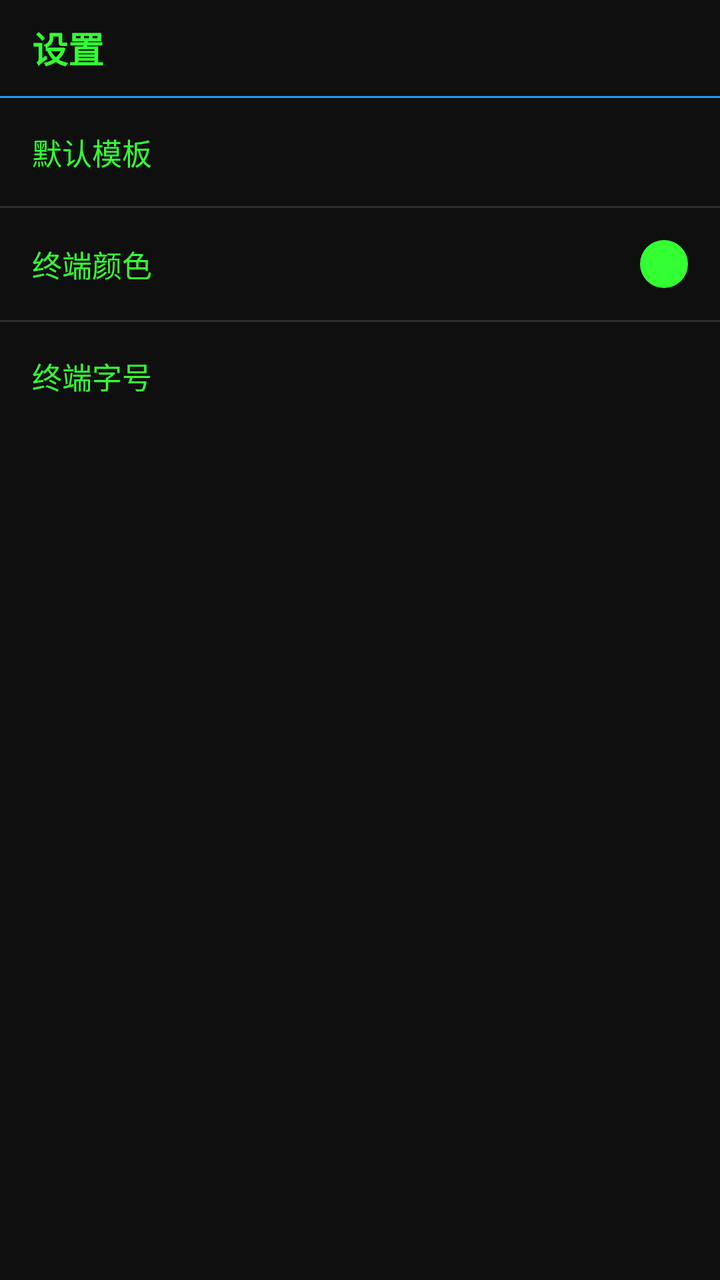
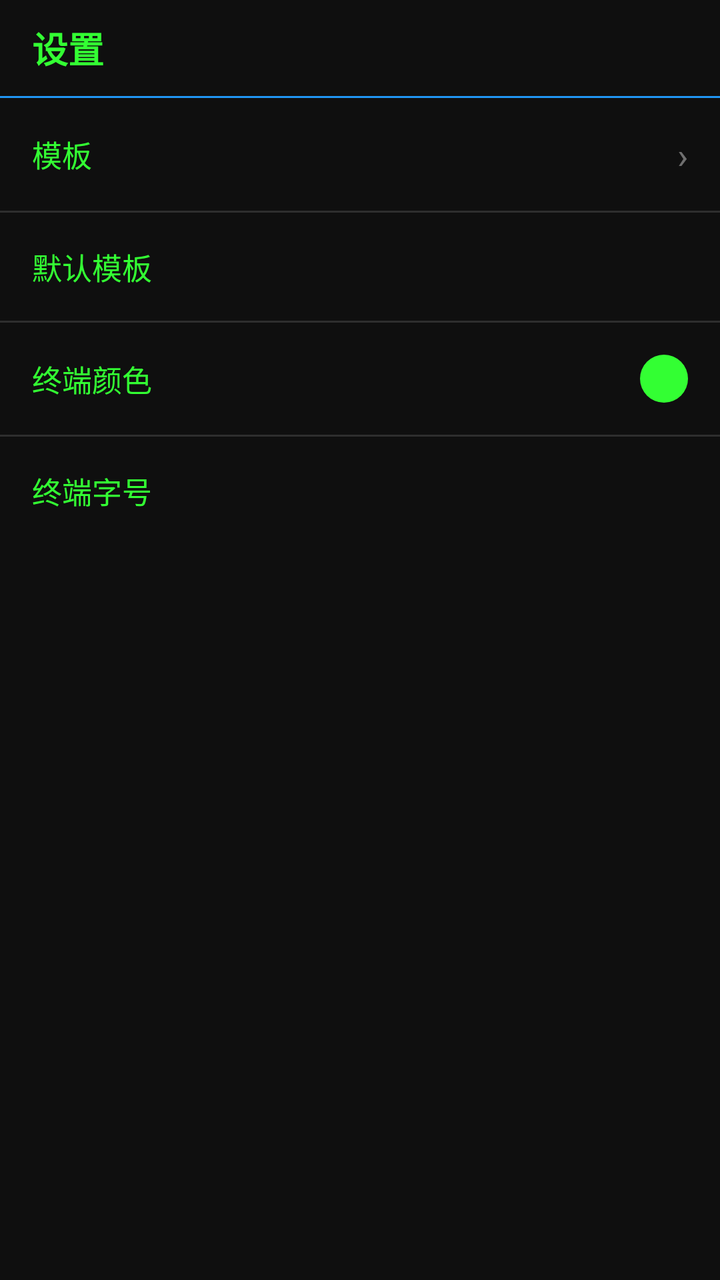

Compare the two renders of this Android layout. The source of the first and the diff that turns it into the second are given below.
<!-- AndroidManifest.xml: application theme Theme.TerminusRoot -->
<!-- res/layout/activity_settings.xml -->
<?xml version="1.0" encoding="utf-8"?>
<androidx.constraintlayout.widget.ConstraintLayout xmlns:android="http://schemas.android.com/apk/res/android"
    xmlns:app="http://schemas.android.com/apk/res-auto"
    android:layout_width="match_parent"
    android:layout_height="match_parent">

    <TextView
        android:id="@+id/headerTitle"
        style="@style/TitleBar"
        android:text="@string/settings"
        app:layout_constraintStart_toStartOf="parent"
        app:layout_constraintTop_toTopOf="parent" />

    <View
        android:id="@+id/headerDivider"
        android:layout_width="match_parent"
        android:layout_height="1dp"
        android:background="@color/accent"
        app:layout_constraintTop_toBottomOf="@id/headerTitle" />

    <LinearLayout
        android:id="@+id/layoutSettings"
        android:layout_width="match_parent"
        android:layout_height="0dp"
        android:orientation="vertical"
        app:layout_constraintBottom_toBottomOf="parent"
        app:layout_constraintEnd_toEndOf="parent"
        app:layout_constraintStart_toStartOf="parent"
        app:layout_constraintTop_toBottomOf="@id/headerDivider">

        <LinearLayout
            android:id="@+id/rowDefaultTemplate"
            android:layout_width="match_parent"
            android:layout_height="wrap_content"
            android:background="?attr/selectableItemBackground"
            android:gravity="center_vertical"
            android:orientation="horizontal"
            android:padding="16dp">

            <TextView
                android:layout_width="0dp"
                android:layout_height="wrap_content"
                android:layout_weight="1"
                android:text="@string/default_template"
                android:textColor="@color/terminal_text"
                android:textSize="15sp" />

            <TextView
                android:id="@+id/textDefaultTemplate"
                android:layout_width="wrap_content"
                android:layout_height="wrap_content"
                android:textColor="#88FF88"
                android:textSize="13sp" />
        </LinearLayout>

        <View
            android:layout_width="match_parent"
            android:layout_height="1dp"
            android:background="#2E2E2E" />

        <LinearLayout
            android:id="@+id/rowColor"
            android:layout_width="match_parent"
            android:layout_height="wrap_content"
            android:background="?attr/selectableItemBackground"
            android:gravity="center_vertical"
            android:orientation="horizontal"
            android:padding="16dp">

            <TextView
                android:layout_width="0dp"
                android:layout_height="wrap_content"
                android:layout_weight="1"
                android:text="@string/color"
                android:textColor="@color/terminal_text"
                android:textSize="15sp" />

            <TextView
                android:id="@+id/textColorSummary"
                android:layout_width="wrap_content"
                android:layout_height="wrap_content"
                android:textColor="#88FF88"
                android:textSize="13sp" />

            <View
                android:id="@+id/viewColorSwatch"
                android:layout_width="24dp"
                android:layout_height="24dp"
                android:layout_marginStart="12dp"
                android:background="@drawable/bg_swatch" />
        </LinearLayout>

        <View
            android:layout_width="match_parent"
            android:layout_height="1dp"
            android:background="#2E2E2E" />

        <LinearLayout
            android:id="@+id/rowFontSize"
            android:layout_width="match_parent"
            android:layout_height="wrap_content"
            android:background="?attr/selectableItemBackground"
            android:gravity="center_vertical"
            android:orientation="horizontal"
            android:padding="16dp">

            <TextView
                android:layout_width="0dp"
                android:layout_height="wrap_content"
                android:layout_weight="1"
                android:text="@string/font_size"
                android:textColor="@color/terminal_text"
                android:textSize="15sp" />

            <TextView
                android:id="@+id/textFontSize"
                android:layout_width="wrap_content"
                android:layout_height="wrap_content"
                android:textColor="#88FF88"
                android:textSize="13sp" />
        </LinearLayout>
    </LinearLayout>
</androidx.constraintlayout.widget.ConstraintLayout>
<!-- resources referenced by this layout -->
<resources>
  <color name="accent">#FF2196F3</color>
  <color name="terminal_text">#FF33FF33</color>
  <!-- drawable bg_swatch (drawable) -->
  <?xml version="1.0" encoding="utf-8"?>
  <shape xmlns:android="http://schemas.android.com/apk/res/android"
      android:shape="oval">
      <solid android:color="#FF33FF33" />
  </shape>
  <string name="color">终端颜色</string>
  <string name="default_template">默认模板</string>
  <string name="font_size">终端字号</string>
  <string name="settings">设置</string>
  <style name="TitleBar">
          <item name="android:layout_width">match_parent</item>
          <item name="android:layout_height">48dp</item>
          <item name="android:background">@color/terminal_bg</item>
          <item name="android:gravity">center_vertical</item>
          <item name="android:paddingStart">16dp</item>
          <item name="android:paddingEnd">16dp</item>
          <item name="android:textColor">@color/terminal_text</item>
          <item name="android:textSize">18sp</item>
          <item name="android:textStyle">bold</item>
      </style>
  <style name="Theme.TerminusRoot" parent="Theme.MaterialComponents.DayNight.NoActionBar">
          <item name="colorPrimary">@color/terminal_bg</item>
          <item name="colorPrimaryVariant">@color/black</item>
          <item name="colorOnPrimary">@color/terminal_text</item>
          <item name="colorSecondary">@color/accent</item>
          <item name="colorOnSecondary">@color/white</item>
          <item name="android:windowBackground">@color/terminal_bg</item>
          <item name="android:textColor">@color/terminal_text</item>
      </style>
  <color name="terminal_bg">#FF0F0F0F</color>
  <color name="black">#FF000000</color>
  <color name="white">#FFFFFFFF</color>
</resources>

<!-- the commit's change to res/layout/activity_settings.xml (unified diff, before → after) -->
@@ -27,6 +27,36 @@
         app:layout_constraintEnd_toEndOf="parent"
         app:layout_constraintStart_toStartOf="parent"
         app:layout_constraintTop_toBottomOf="@id/headerDivider">
+
+        <LinearLayout
+            android:id="@+id/rowTemplates"
+            android:layout_width="match_parent"
+            android:layout_height="wrap_content"
+            android:background="?attr/selectableItemBackground"
+            android:gravity="center_vertical"
+            android:orientation="horizontal"
+            android:padding="16dp">
+
+            <TextView
+                android:layout_width="0dp"
+                android:layout_height="wrap_content"
+                android:layout_weight="1"
+                android:text="@string/templates"
+                android:textColor="@color/terminal_text"
+                android:textSize="15sp" />
+
+            <TextView
+                android:layout_width="wrap_content"
+                android:layout_height="wrap_content"
+                android:textColor="#66FFFFFF"
+                android:textSize="18sp"
+                android:text="›" />
+        </LinearLayout>
+
+        <View
+            android:layout_width="match_parent"
+            android:layout_height="1dp"
+            android:background="#2E2E2E" />
 
         <LinearLayout
             android:id="@+id/rowDefaultTemplate"
<!-- resource entries referenced after the edit -->
@@ -12,6 +12,7 @@
   <string name="default_template">默认模板</string>
   <string name="font_size">终端字号</string>
   <string name="settings">设置</string>
+  <string name="templates">模板</string>
   <style name="TitleBar">
           <item name="android:layout_width">match_parent</item>
           <item name="android:layout_height">48dp</item>
